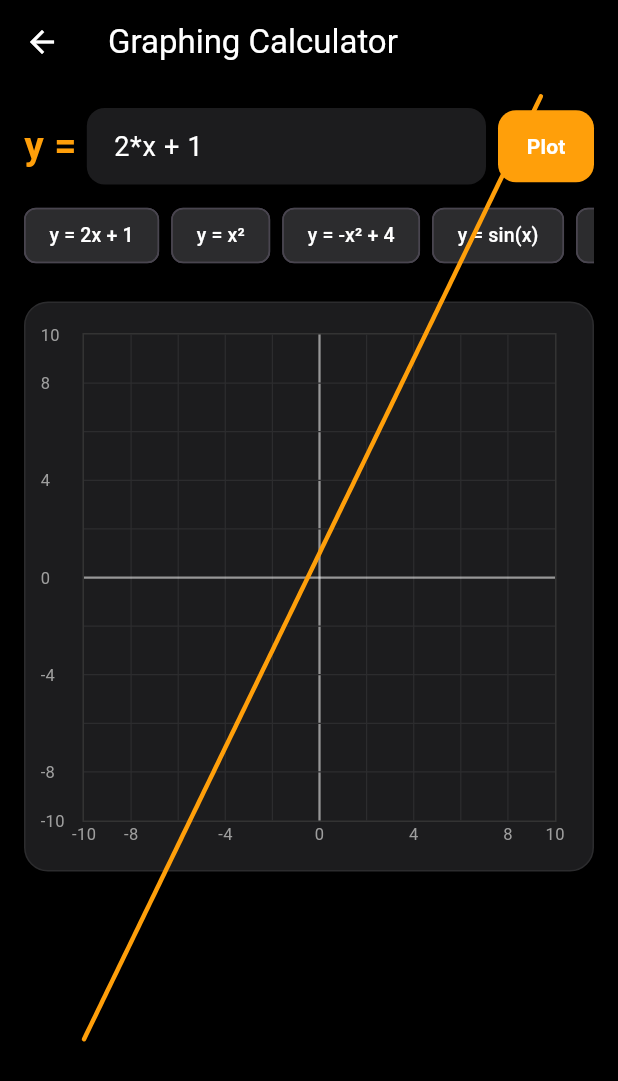
After one commit to Heshan76/smart_calc_pro, a Flutter app: the screen it shows after launch, after a tap on the "show chart" icon, on a phone screen of 412 x 824 dp. The commit adds this screen. Shown: the top 1081 px of the screen. Run offline on Flutter 3.47's test engine with Material 3 defaults, Android fonts, the phone set to English and light mode, and no system bars; drawn by our look-alikes of fl_chart; our stand-ins replace math_expressions.

Commit message:
feat: implement 2D function graphing screen with interactive presets

```diff
--- a/lib/screens/calculator_screen.dart
+++ b/lib/screens/calculator_screen.dart
@@ -4,6 +4,7 @@ import '../widgets/calc_button.dart';
 import 'bmi_screen.dart';
 import 'scientific_screen.dart';
 import 'converter_screen.dart';
+import 'graph_screen.dart';
 
 class CalculatorScreen extends StatefulWidget {
   const CalculatorScreen({super.key});
@@ -78,6 +79,15 @@ class _CalculatorScreenState extends State<CalculatorScreen> {
         backgroundColor: Colors.black,
         elevation: 0,
         actions: [
+          // Graphing Calculator Button
+          IconButton(
+            icon: const Icon(Icons.show_chart, color: Colors.white, size: 30),
+            tooltip: 'Graphing Calculator',
+            onPressed: () => Navigator.push(
+              context,
+              MaterialPageRoute(builder: (_) => const GraphScreen()),
+            ),
+          ),
           // Unit Converter Button
           IconButton(
             icon: const Icon(Icons.swap_horiz, color: Colors.white, size: 30),
--- /dev/null
+++ b/lib/screens/graph_screen.dart
@@ -0,0 +1,270 @@
+import 'package:fl_chart/fl_chart.dart';
+import 'package:flutter/material.dart';
+import 'package:math_expressions/math_expressions.dart';
+
+class GraphScreen extends StatefulWidget {
+  const GraphScreen({super.key});
+
+  @override
+  State<GraphScreen> createState() => _GraphScreenState();
+}
+
+class _GraphScreenState extends State<GraphScreen> {
+  final TextEditingController _funcCtrl = TextEditingController(text: '2*x + 1');
+  List<FlSpot> _spots = [];
+  String? _errorMessage;
+
+  double _minX = -10.0;
+  double _maxX = 10.0;
+  double _minY = -10.0;
+  double _maxY = 10.0;
+
+  @override
+  void initState() {
+    super.initState();
+    _plotGraph();
+  }
+
+  void _plotGraph() {
+    String input = _funcCtrl.text.trim().toLowerCase();
+
+    // Clean up if user writes "y=" or "f(x)="
+    if (input.startsWith('y=')) {
+      input = input.substring(2).trim();
+    } else if (input.startsWith('f(x)=')) {
+      input = input.substring(5).trim();
+    }
+
+    if (input.isEmpty) {
+      setState(() {
+        _spots = [];
+        _errorMessage = 'Please enter an expression';
+      });
+      return;
+    }
+
+    try {
+      final parser = Parser();
+      final exp = parser.parse(input);
+      final ContextModel cm = ContextModel();
+      final Variable xVar = Variable('x');
+
+      List<FlSpot> points = [];
+      const double step = 0.2;
+
+      for (double x = _minX; x <= _maxX; x += step) {
+        cm.bindVariable(xVar, Number(x));
+        final double y = exp.evaluate(EvaluationType.REAL, cm);
+
+        if (y.isFinite && !y.isNaN) {
+          // Clamp points so extreme values don't break chart bounds
+          if (y >= _minY * 2 && y <= _maxY * 2) {
+            points.add(FlSpot(double.parse(x.toStringAsFixed(2)), double.parse(y.toStringAsFixed(2))));
+          }
+        }
+      }
+
+      setState(() {
+        _spots = points;
+        _errorMessage = null;
+      });
+    } catch (e) {
+      setState(() {
+        _spots = [];
+        _errorMessage = 'Invalid formula. Use format like 2*x + 1, x^2, sin(x)';
+      });
+    }
+  }
+
+  Widget _buildQuickTag(String label, String expr) {
+    return ActionChip(
+      backgroundColor: const Color(0xFF2C2C2E),
+      label: Text(label, style: const TextStyle(color: Colors.white, fontSize: 13)),
+      onPressed: () {
+        _funcCtrl.text = expr;
+        _plotGraph();
+      },
+    );
+  }
+
+  @override
+  void dispose() {
+    _funcCtrl.dispose();
+    super.dispose();
+  }
+
+  @override
+  Widget build(BuildContext context) {
+    return Scaffold(
+      backgroundColor: Colors.black,
+      appBar: AppBar(
+        backgroundColor: Colors.black,
+        title: const Text('Graphing Calculator', style: TextStyle(color: Colors.white, fontWeight: FontWeight.w400)),
+        iconTheme: const IconThemeData(color: Colors.white),
+      ),
+      body: SafeArea(
+        child: SingleChildScrollView(
+          child: Center(
+            child: ConstrainedBox(
+              constraints: const BoxConstraints(maxWidth: 500),
+              child: Padding(
+                padding: const EdgeInsets.all(16.0),
+                child: Column(
+                  crossAxisAlignment: CrossAxisAlignment.stretch,
+                  children: [
+                    // Input Bar
+                    Row(
+                      children: [
+                        const Text(
+                          'y = ',
+                          style: TextStyle(color: Color(0xFFFF9F0A), fontSize: 26, fontWeight: FontWeight.bold),
+                        ),
+                        Expanded(
+                          child: TextField(
+                            controller: _funcCtrl,
+                            style: const TextStyle(color: Colors.white, fontSize: 18),
+                            decoration: InputDecoration(
+                              hintText: 'e.g., 2*x + 3, x^2 - 4',
+                              hintStyle: const TextStyle(color: Colors.white30),
+                              filled: true,
+                              fillColor: const Color(0xFF1C1C1E),
+                              contentPadding: const EdgeInsets.symmetric(horizontal: 14, vertical: 12),
+                              border: OutlineInputBorder(
+                                borderRadius: BorderRadius.circular(12),
+                                borderSide: BorderSide.none,
+                              ),
+                            ),
+                            onSubmitted: (_) => _plotGraph(),
+                          ),
+                        ),
+                        const SizedBox(width: 8),
+                        ElevatedButton(
+                          style: ElevatedButton.styleFrom(
+                            backgroundColor: const Color(0xFFFF9F0A),
+                            padding: const EdgeInsets.symmetric(horizontal: 18, vertical: 14),
+                            shape: RoundedRectangleBorder(borderRadius: BorderRadius.circular(12)),
+                          ),
+                          onPressed: _plotGraph,
+                          child: const Text('Plot', style: TextStyle(color: Colors.white, fontWeight: FontWeight.bold)),
+                        ),
+                      ],
+                    ),
+                    const SizedBox(height: 10),
+
+                    // Quick presets
+                    SingleChildScrollView(
+                      scrollDirection: Axis.horizontal,
+                      child: Row(
+                        children: [
+                          _buildQuickTag('y = 2x + 1', '2*x + 1'),
+                          const SizedBox(width: 8),
+                          _buildQuickTag('y = x²', 'x^2'),
+                          const SizedBox(width: 8),
+                          _buildQuickTag('y = -x² + 4', '-x^2 + 4'),
+                          const SizedBox(width: 8),
+                          _buildQuickTag('y = sin(x)', 'sin(x)'),
+                          const SizedBox(width: 8),
+                          _buildQuickTag('y = cos(x)', 'cos(x)'),
+                        ],
+                      ),
+                    ),
+
+                    if (_errorMessage != null) ...[
+                      const SizedBox(height: 10),
+                      Text(
+                        _errorMessage!,
+                        style: const TextStyle(color: Colors.redAccent, fontSize: 14),
+                      ),
+                    ],
+
+                    const SizedBox(height: 20),
+
+                    // Cartesian Graph View
+                    Container(
+                      height: 380,
+                      padding: const EdgeInsets.only(top: 20, right: 24, left: 10, bottom: 10),
+                      decoration: BoxDecoration(
+                        color: const Color(0xFF1C1C1E),
+                        borderRadius: BorderRadius.circular(16),
+                        border: Border.all(color: const Color(0xFF2C2C2E)),
+                      ),
+                      child: _spots.isEmpty
+                          ? const Center(
+                              child: Text('No graph data to display', style: TextStyle(color: Colors.white38)),
+                            )
+                          : LineChart(
+                              LineChartData(
+                                minX: _minX,
+                                maxX: _maxX,
+                                minY: _minY,
+                                maxY: _maxY,
+                                gridData: FlGridData(
+                                  show: true,
+                                  drawVerticalLine: true,
+                                  horizontalInterval: 2,
+                                  verticalInterval: 2,
+                                  getDrawingHorizontalLine: (val) => FlLine(
+                                    color: val == 0 ? Colors.white54 : const Color(0xFF2C2C2E),
+                                    strokeWidth: val == 0 ? 1.5 : 0.8,
+                                  ),
+                                  getDrawingVerticalLine: (val) => FlLine(
+                                    color: val == 0 ? Colors.white54 : const Color(0xFF2C2C2E),
+                                    strokeWidth: val == 0 ? 1.5 : 0.8,
+                                  ),
+                                ),
+                                titlesData: FlTitlesData(
+                                  show: true,
+                                  rightTitles: const AxisTitles(sideTitles: SideTitles(showTitles: false)),
+                                  topTitles: const AxisTitles(sideTitles: SideTitles(showTitles: false)),
+                                  bottomTitles: AxisTitles(
+                                    sideTitles: SideTitles(
+                                      showTitles: true,
+                                      reservedSize: 22,
+                                      interval: 4,
+                                      getTitlesWidget: (val, meta) => Text(
+                                        val.toInt().toString(),
+                                        style: const TextStyle(color: Colors.grey, fontSize: 11),
+                                      ),
+                                    ),
+                                  ),
+                                  leftTitles: AxisTitles(
+                                    sideTitles: SideTitles(
+                                      showTitles: true,
+                                      reservedSize: 28,
+                                      interval: 4,
+                                      getTitlesWidget: (val, meta) => Text(
+                                        val.toInt().toString(),
+                                        style: const TextStyle(color: Colors.grey, fontSize: 11),
+                                      ),
+                                    ),
+                                  ),
+                                ),
+                                borderData: FlBorderData(
+                                  show: true,
+                                  border: Border.all(color: const Color(0xFF333333)),
+                                ),
+                                lineBarsData: [
+                                  LineChartBarData(
+                                    spots: _spots,
+                                    isCurved: true,
+                                    curveSmoothness: 0.1,
+                                    color: const Color(0xFFFF9F0A),
+                                    barWidth: 3,
+                                    isStrokeCapRound: true,
+                                    dotData: const FlDotData(show: false),
+                                    belowBarData: BarAreaData(show: false),
+                                  ),
+                                ],
+                              ),
+                            ),
+                    ),
+                  ],
+                ),
+              ),
+            ),
+          ),
+        ),
+      ),
+    );
+  }
+}
--- a/pubspec.yaml
+++ b/pubspec.yaml
@@ -35,6 +35,7 @@ dependencies:
   # Use with the CupertinoIcons class for iOS style icons.
   cupertino_icons: ^1.0.8
   math_expressions: ^3.2.0
+  fl_chart: ^1.2.0
 
 dev_dependencies:
   flutter_test:
```
Also changed, not shown: pubspec.lock.
